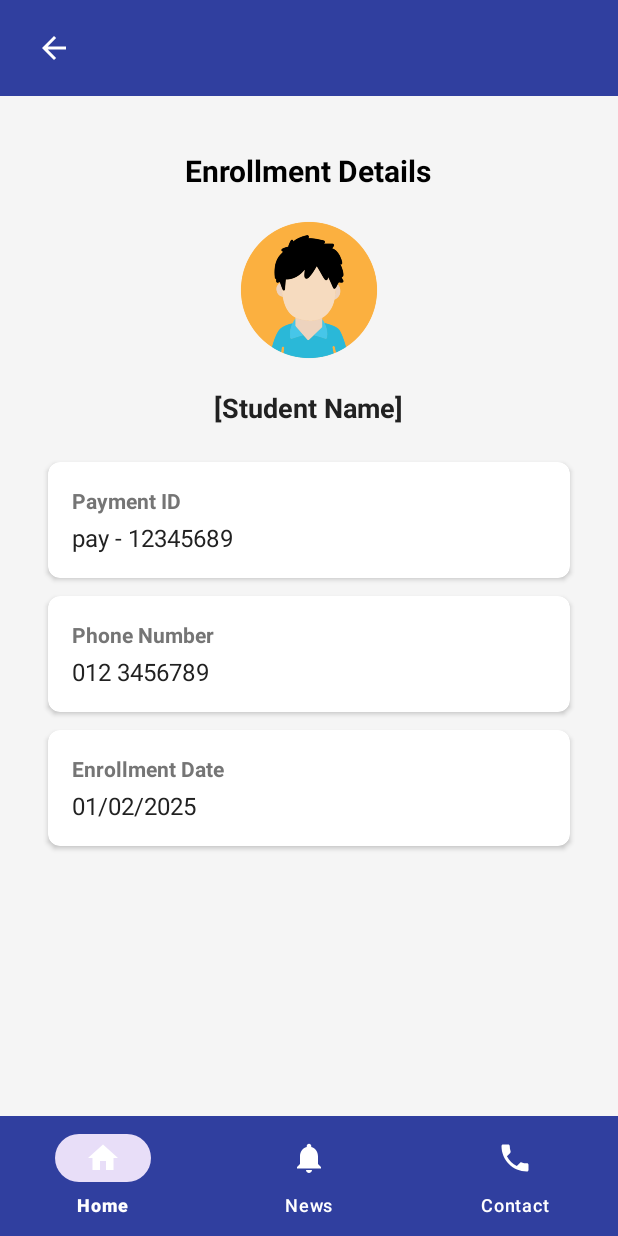
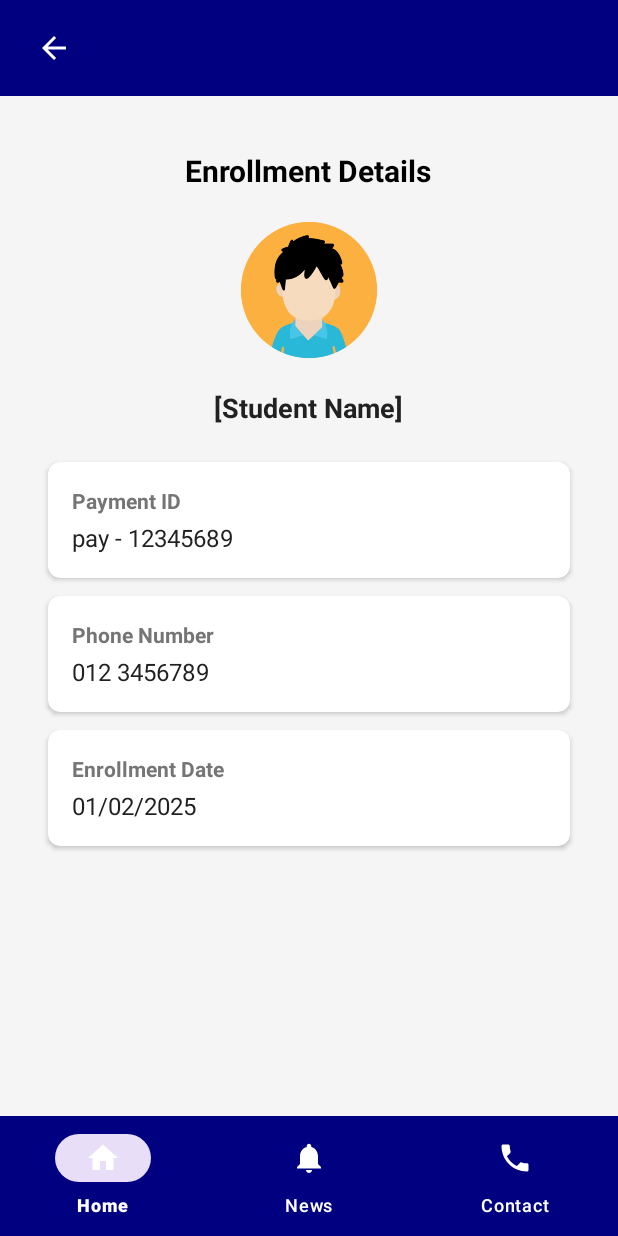
Before and after one commit to HorKanhchakna/University_Enrollment-app, an Android app: the layout activity_enrollment_details.xml on its own in the app's theme, with its tools: preview values and no code run, on a phone screen of 412 x 824 dp. Run offline under Robolectric (Android 15) with nearby library versions, the phone set to English and light mode, and no system bars.

Commit message:
change color

```diff
--- a/app/src/main/res/layout/activity_enrollment_details.xml
+++ b/app/src/main/res/layout/activity_enrollment_details.xml
@@ -9,7 +9,7 @@
     <RelativeLayout
         android:layout_width="match_parent"
         android:layout_height="?attr/actionBarSize"
-        android:background="#303F9F"
+        android:background="#000080"
         android:paddingStart="16dp"
         android:paddingEnd="16dp"
         android:gravity="center_vertical">
@@ -175,7 +175,7 @@
         android:id="@+id/bottomNavigation"
         android:layout_width="match_parent"
         android:layout_height="wrap_content"
-        android:background="#303F9F"
+        android:background="#000080"
         app:itemIconTint="#FFFFFF"
         app:itemTextColor="#FFFFFF"
         app:labelVisibilityMode="labeled"
--- a/app/src/main/res/layout/activity_enrollment_success.xml
+++ b/app/src/main/res/layout/activity_enrollment_success.xml
@@ -11,7 +11,7 @@
         android:id="@+id/headerLayout"
         android:layout_width="match_parent"
         android:layout_height="56dp"
-        android:background="#3F51B5"
+        android:background="#000080"
         android:orientation="horizontal"
         android:paddingHorizontal="16dp"
         app:layout_constraintTop_toTopOf="parent">
@@ -109,7 +109,7 @@
         android:id="@+id/bottomNavigation"
         android:layout_width="match_parent"
         android:layout_height="wrap_content"
-        android:background="#303F9F"
+        android:background="#000080"
         app:itemIconTint="#FFFFFF"
         app:itemTextColor="#FFFFFF"
         app:labelVisibilityMode="labeled"
```
